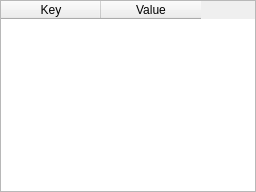
Old version of the form dicogis/ui/wdg_scrollable_table.ui in the repository Guts/DicoGIS.
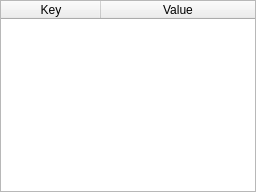
New version of the form.

Commit message:
refactor(gui): set the ScrollableTable header options in its .ui file
Hiding the vertical header and stretching the last column are plain widget properties: they now sit in wdg_scrollable_table.ui as header attributes, editable in Qt Designer, instead of being applied in Python after loading it.

AI-Level: 7 (human specced, bots coded)
AI-Model: claude-opus-5-5
Claude-Session: https://claude.ai/code/session_01JU5btUwZzifftD7EZAPiYj

```diff
--- a/dicogis/ui/wdg_scrollable_table.ui
+++ b/dicogis/ui/wdg_scrollable_table.ui
@@ -23,6 +23,12 @@
      <property name="selectionMode">
       <enum>QAbstractItemView::SelectionMode::SingleSelection</enum>
      </property>
+     <attribute name="horizontalHeaderStretchLastSection">
+      <bool>true</bool>
+     </attribute>
+     <attribute name="verticalHeaderVisible">
+      <bool>false</bool>
+     </attribute>
      <column>
       <property name="text">
        <string>Key</string>
```
The commit also changes 1 other file.
